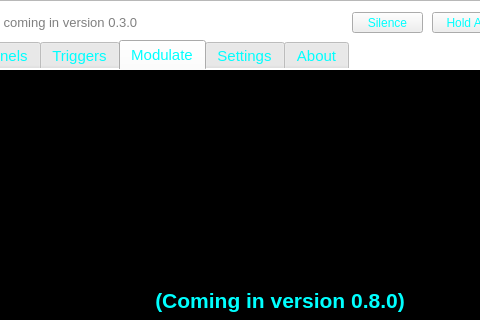
Old version of the form soundbenchmain.ui in the repository TheDaemoness/Soundbench; both pictures show x 253 to 733 and y 0 to 320 of the 1065 by 573 pixel window.
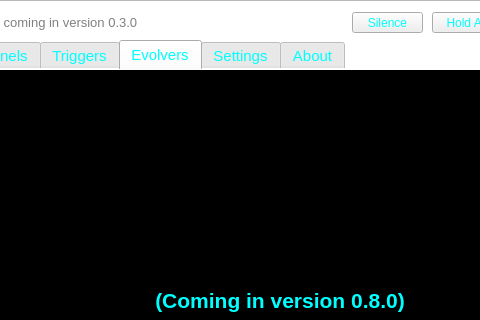
New version of the form. The open tabs and pages were chosen to show the change. Icons and pictures are not drawn.

Commit message: Fixed a bug that would close the MIDI file parser after exporting a sound file; changed the name of the Envelopes/LFO tab (again), hopefully this time for good.

Patch:
```diff
--- a/soundbenchmain.ui
+++ b/soundbenchmain.ui
@@ -1205,7 +1205,7 @@
     </widget>
     <widget class="QWidget" name="tabModulo">
      <attribute name="title">
-      <string>Modulate</string>
+      <string>Evolvers</string>
      </attribute>
      <widget class="QGraphicsView" name="envelopeBackdrop">
       <property name="geometry">
```
Left out of the diff: 4 changed lines with no effect on the pictures. The commit also changes 1 other file.
